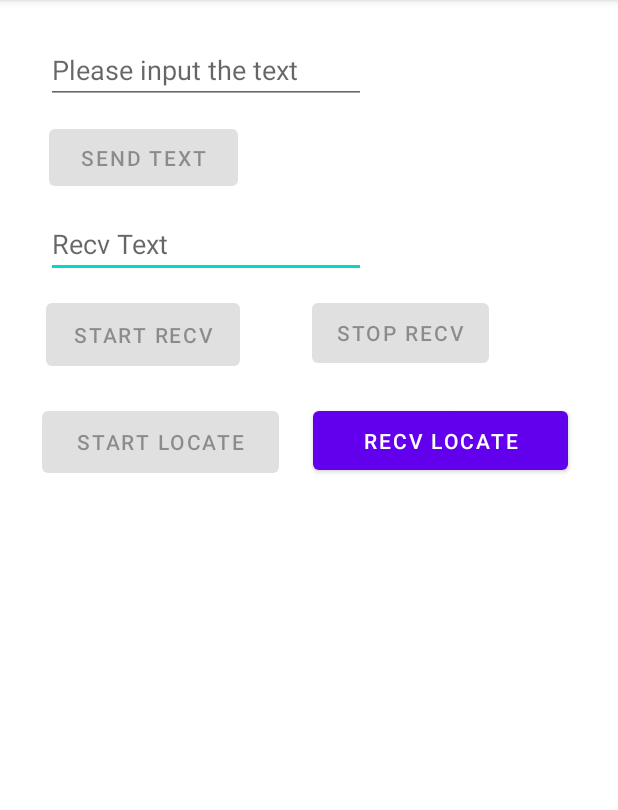
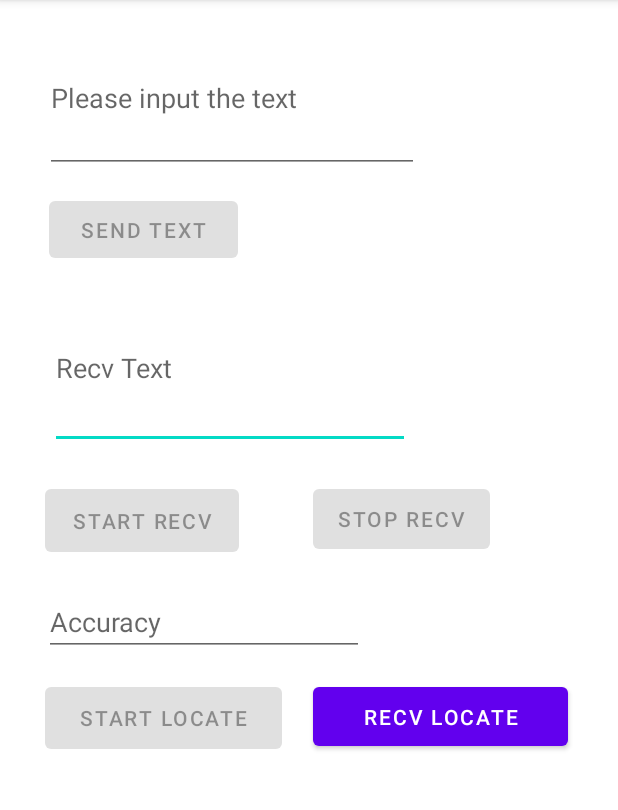
Before and after one commit to jameslahm/iot-project, an Android app: the screen it shows after launch (MainActivity), after a tap on "START LOCATE", on a phone screen of 412 x 824 dp, the part 84-894 px from its top. Run offline under Robolectric (Android 15) with nearby library versions, the phone set to English and light mode, and no system bars; 2 other taps on this screen came first.

Commit message:
feat: add accuracy

```diff
--- a/app/src/main/java/com/example/iot_project/MainActivity.java
+++ b/app/src/main/java/com/example/iot_project/MainActivity.java
@@ -6,6 +6,7 @@ import androidx.appcompat.app.AppCompatActivity;
 import androidx.core.app.ActivityCompat;
 
 import android.Manifest;
+import android.annotation.SuppressLint;
 import android.app.Activity;
 import android.content.ActivityNotFoundException;
 import android.content.Intent;
@@ -66,11 +67,11 @@ public class MainActivity extends AppCompatActivity {
 
     // send text using samplingRate and frequency
     int samplingRate = 44100;
-    int encodeFrequencyForZero = 20000;
+    int encodeFrequencyForZero = 15000;
     int encodeFrequencyForOne = 10000;
 
     int ThresholdDownFrequency = 9000;
-    int ThresholdUpFrequency = 21000;
+    int ThresholdUpFrequency = 16000;
 
     int OneThresholdDownFrequency = 8000;
     int OneThresholdUpFrequency = 12000;
@@ -127,6 +128,8 @@ public class MainActivity extends AppCompatActivity {
 
     boolean isLocateSender = true;
 
+    EditText accuracyTextInput;
+
 
     // get permission
     private void GetPermission() {
@@ -174,10 +177,12 @@ public class MainActivity extends AppCompatActivity {
         // init FSK
         initFSK();
 
-        FFT_LEN = getMin2Pow((int) (windowTime * samplingRate));
+        FFT_LEN = getMin2Pow((int) (1.0/2 * windowTime * samplingRate));
         fft = new FFT(FFT_LEN);
 
         // init button and input
+        accuracyTextInput = (EditText) findViewById(R.id.show_accuracy);
+
         startRecvButton = (Button) findViewById(R.id.start_recv_button);
         stopRecvButton = (Button) findViewById(R.id.stop_recv_button);
 
@@ -355,6 +360,17 @@ public class MainActivity extends AppCompatActivity {
         debugBytes(dataBytes);
 
         // construct bit data
+        byte[] dataBits = byte2bits(dataBytes);
+
+        // save bits to wav file
+        generateWav(dataBits);
+
+        // start play (send data)
+        mediaPlayer.start();
+        sendTextButton.setEnabled(false);
+    }
+
+    public byte[] byte2bits(byte[] dataBytes){
         byte[] dataBits = new byte[dataBytes.length * 8];
         for (int i = 0; i < dataBytes.length * 8; i++) {
             if ((dataBytes[i / 8] & (1 << (7 - (i % 8)))) > 0) {
@@ -363,12 +379,7 @@ public class MainActivity extends AppCompatActivity {
                 dataBits[i] = 0;
             }
         }
-        // save bits to wav file
-        generateWav(dataBits);
-
-        // start play (send data)
-        mediaPlayer.start();
-        sendTextButton.setEnabled(false);
+        return dataBits;
     }
 
     // save bits to wav file
@@ -610,12 +621,14 @@ public class MainActivity extends AppCompatActivity {
         int bitsLength = signalData.length / windowWidth;
         byte[] dataBits = new byte[bitsLength];
 
-        boolean flag = false;
         for (int i = 0; i < bitsLength; i++) {
             double[] x = new double[FFT_LEN];
-            System.arraycopy(signalData, i * windowWidth, x, 0, windowWidth);
+            int start = (int)((i+1.0/4)*windowWidth);
+            int end = (int)((i+3.0/4)*windowWidth);
+            System.arraycopy(signalData, start, x, 0, end-start);
 
-            for (int j = windowWidth; j < FFT_LEN; j++) {
+            // Only process 50% middle
+            for (int j = (end-start); j < FFT_LEN; j++) {
                 x[j] = 0;
             }
             double[] y = new double[FFT_LEN];
@@ -731,6 +744,7 @@ public class MainActivity extends AppCompatActivity {
                 System.arraycopy(dataBytes, 1, payload, payloadBase, payloadLength);
                 payloadBase = -1;
                 isPreamble = false;
+                preambleBits = new byte[]{-1, -1, -1, -1, -1, -1, -1, -1};
                 showRecvText();
                 return (payloadLength + 1) * 8 * windowWidth * 2;
             }
@@ -760,6 +774,41 @@ public class MainActivity extends AppCompatActivity {
                 String text = new String(payload, StandardCharsets.UTF_8);
                 System.out.println(text);
                 recvTextInput.setText(text);
+
+                byte[] recvBits = new byte[0];
+                try {
+                    recvBits = byte2bits(text.getBytes("UTF8"));
+                } catch (UnsupportedEncodingException e) {
+                    e.printStackTrace();
+                }
+
+                // show accuracy
+                text = sendTextInput.getText().toString();
+                // first get utf-8 bytes
+                byte[] textBytes = new byte[0];
+                try {
+                    textBytes = text.getBytes("UTF8");
+                } catch (UnsupportedEncodingException e) {
+                    e.printStackTrace();
+                }
+
+                byte[] textBits = byte2bits(textBytes);
+
+                int accuracyBitsNum=0;
+                for(int i=0;i<textBits.length && i<recvBits.length;i++){
+                    if(recvBits[i]==textBits[i]){
+                        accuracyBitsNum++;
+                    }
+                }
+
+                double accuracy = (double)accuracyBitsNum / textBits.length;
+
+                @SuppressLint("DefaultLocale") String result = String.format("%.2f",accuracy * 100);
+
+                result += "%";
+
+                accuracyTextInput.setText(result);
+
             }
         });
     }
@@ -809,7 +858,7 @@ public class MainActivity extends AppCompatActivity {
             if (res >= 0.5 && res < 0.85) {
                 debugBits(preambleBits);
             }
-            if (res >= 0.85) {
+            if (res >= 0.7) {
                 debugBits(preambleBits);
                 isPreamble = true;
                 return (i + 1) * windowWidth * 2;
--- a/app/src/main/res/layout/activity_main.xml
+++ b/app/src/main/res/layout/activity_main.xml
@@ -6,42 +6,64 @@
     android:layout_height="match_parent"
     tools:context=".MainActivity">
 
-    <Button
-        android:id="@+id/start_recv_locate"
-        android:layout_width="170dp"
-        android:layout_height="51dp"
-        android:layout_marginTop="268dp"
-        android:text="@string/recv_locate"
-        app:layout_constraintEnd_toEndOf="parent"
-        app:layout_constraintHorizontal_bias="0.863"
-        app:layout_constraintStart_toStartOf="parent"
-        app:layout_constraintTop_toTopOf="parent" />
-
     <EditText
         android:id="@+id/recv_text"
-        android:layout_width="wrap_content"
-        android:layout_height="wrap_content"
-        android:layout_marginTop="140dp"
+        android:layout_width="240dp"
+        android:layout_height="107dp"
+        android:layout_marginTop="192dp"
         android:autofillHints=""
         android:ems="10"
         android:hint="@string/recv_text_input"
-        android:inputType="text"
+        android:inputType="textMultiLine"
         app:layout_constraintEnd_toEndOf="parent"
-        app:layout_constraintHorizontal_bias="0.154"
+        app:layout_constraintHorizontal_bias="0.192"
         app:layout_constraintStart_toStartOf="parent"
         app:layout_constraintTop_toTopOf="parent" />
 
     <EditText
         android:id="@+id/send_text_input"
-        android:layout_width="wrap_content"
-        android:layout_height="wrap_content"
-        android:layout_marginTop="24dp"
+        android:layout_width="249dp"
+        android:layout_height="99dp"
+        android:layout_marginTop="16dp"
         android:autofillHints=""
         android:ems="10"
         android:hint="@string/send_text"
-        android:inputType="text"
+        android:inputType="textMultiLine"
         app:layout_constraintEnd_toEndOf="parent"
-        app:layout_constraintHorizontal_bias="0.154"
+        app:layout_constraintHorizontal_bias="0.185"
+        app:layout_constraintStart_toStartOf="parent"
+        app:layout_constraintTop_toTopOf="parent" />
+
+    <Button
+        android:id="@+id/stop_recv_button"
+        android:layout_width="118dp"
+        android:layout_height="52dp"
+        android:layout_marginTop="320dp"
+        android:text="@string/stop_recv_button"
+        app:layout_constraintEnd_toEndOf="parent"
+        app:layout_constraintHorizontal_bias="0.709"
+        app:layout_constraintStart_toStartOf="parent"
+        app:layout_constraintTop_toTopOf="parent" />
+
+    <Button
+        android:id="@+id/start_locate"
+        android:layout_width="158dp"
+        android:layout_height="53dp"
+        android:layout_marginTop="452dp"
+        android:text="@string/start_locate"
+        app:layout_constraintEnd_toEndOf="parent"
+        app:layout_constraintHorizontal_bias="0.118"
+        app:layout_constraintStart_toStartOf="parent"
+        app:layout_constraintTop_toTopOf="parent" />
+
+    <Button
+        android:id="@+id/start_recv_locate"
+        android:layout_width="170dp"
+        android:layout_height="51dp"
+        android:layout_marginTop="452dp"
+        android:text="@string/recv_locate"
+        app:layout_constraintEnd_toEndOf="parent"
+        app:layout_constraintHorizontal_bias="0.863"
         app:layout_constraintStart_toStartOf="parent"
         app:layout_constraintTop_toTopOf="parent" />
 
@@ -49,21 +71,24 @@
         android:id="@+id/start_recv_button"
         android:layout_width="129dp"
         android:layout_height="54dp"
-        android:layout_marginTop="196dp"
+        android:layout_marginTop="320dp"
         android:text="@string/start_recv_button"
         app:layout_constraintEnd_toEndOf="parent"
-        app:layout_constraintHorizontal_bias="0.108"
+        app:layout_constraintHorizontal_bias="0.106"
         app:layout_constraintStart_toStartOf="parent"
         app:layout_constraintTop_toTopOf="parent" />
 
-    <Button
-        android:id="@+id/stop_recv_button"
-        android:layout_width="118dp"
-        android:layout_height="52dp"
-        android:layout_marginTop="196dp"
-        android:text="@string/stop_recv_button"
+    <EditText
+        android:id="@+id/show_accuracy"
+        android:layout_width="wrap_content"
+        android:layout_height="wrap_content"
+        android:layout_marginTop="392dp"
+        android:autofillHints=""
+        android:ems="10"
+        android:hint="@string/accuracy"
+        android:inputType="text"
         app:layout_constraintEnd_toEndOf="parent"
-        app:layout_constraintHorizontal_bias="0.708"
+        app:layout_constraintHorizontal_bias="0.149"
         app:layout_constraintStart_toStartOf="parent"
         app:layout_constraintTop_toTopOf="parent" />
 
@@ -71,22 +96,11 @@
         android:id="@+id/send_text_button"
         android:layout_width="126dp"
         android:layout_height="50dp"
-        android:layout_marginTop="80dp"
+        android:layout_marginTop="128dp"
         android:text="@string/send_text_button"
         app:layout_constraintEnd_toEndOf="parent"
         app:layout_constraintHorizontal_bias="0.115"
         app:layout_constraintStart_toStartOf="parent"
         app:layout_constraintTop_toTopOf="parent" />
 
-    <Button
-        android:id="@+id/start_locate"
-        android:layout_width="158dp"
-        android:layout_height="53dp"
-        android:layout_marginTop="268dp"
-        android:text="@string/start_locate"
-        app:layout_constraintEnd_toEndOf="parent"
-        app:layout_constraintHorizontal_bias="0.109"
-        app:layout_constraintStart_toStartOf="parent"
-        app:layout_constraintTop_toTopOf="parent" />
-
 </androidx.constraintlayout.widget.ConstraintLayout>
--- a/app/src/main/res/values/strings.xml
+++ b/app/src/main/res/values/strings.xml
@@ -20,4 +20,5 @@
     <string name="stop_recv_button">Stop Recv</string>
     <string name="start_locate">START LOCATE</string>
     <string name="recv_locate">RECV LOCATE</string>
+    <string name="accuracy">Accuracy</string>
 </resources>
```
Also changed, not shown: 1 other file.
